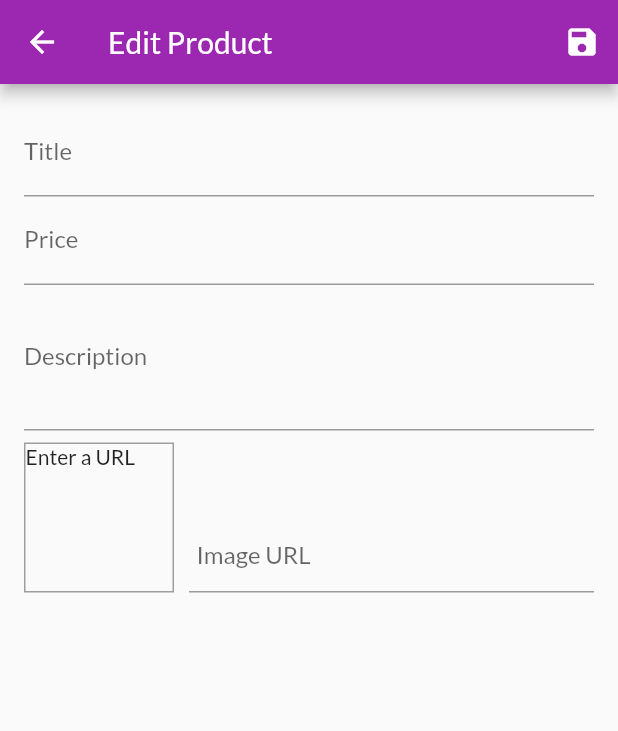
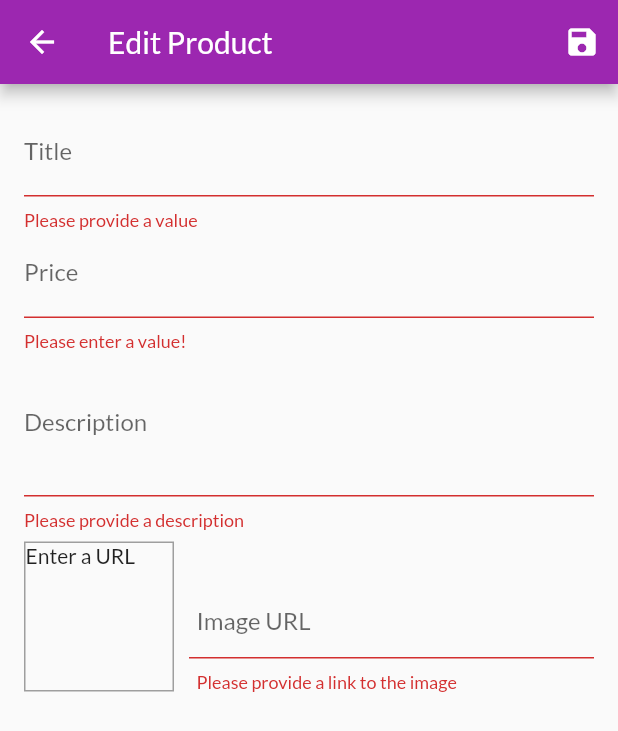
Before and after one commit to antosha-85/shop_flutter, a Flutter app: the EditProductScreen screen opened by its route, after a tap on the "save" icon, on a phone screen of 412 x 824 dp. Shown: the top 731 px of the screen. Run offline on Flutter 3.47's test engine with Material 2 defaults, Android fonts, the phone set to English and light mode, and no system bars; network calls fail.

Commit message:
Implemented validation for all the fields in the form

```diff
--- a/lib/screens/edit_product_screen.dart
+++ b/lib/screens/edit_product_screen.dart
@@ -36,11 +36,23 @@ class _EditProductScreenState extends State<EditProductScreen> {
 
   void _updateImageUrl() {
     if (!_imageUrlFocusNode.hasFocus) {
+      if (_imageUrlController.text.isEmpty ||
+          !_imageUrlController.text.startsWith('http') ||
+          !_imageUrlController.text.startsWith('https') ||
+          !_imageUrlController.text.endsWith('.png') ||
+          !_imageUrlController.text.endsWith('.jpg') ||
+          !_imageUrlController.text.endsWith('.jpeg')) {
+        return;
+      }
       setState(() {});
     }
   }
 
   void _saveForm() {
+    final isValid = _form.currentState.validate();
+    if (!isValid) {
+      return;
+    }
     _form.currentState.save();
     print(_editedProduct.title);
     print(_editedProduct.description);
@@ -63,7 +75,9 @@ class _EditProductScreenState extends State<EditProductScreen> {
           child: ListView(
             children: [
               TextFormField(
-                decoration: InputDecoration(labelText: 'Title'),
+                decoration: InputDecoration(
+                  labelText: 'Title',
+                ),
                 textInputAction: TextInputAction.next,
                 onFieldSubmitted: (_) {
                   FocusScope.of(context).requestFocus(_priceFocusNode);
@@ -75,6 +89,12 @@ class _EditProductScreenState extends State<EditProductScreen> {
                       description: _editedProduct.description,
                       imageUrl: _editedProduct.imageUrl,
                       id: null);
+                },
+                validator: (value) {
+                  if (value.isEmpty) {
+                    return 'Please provide a value';
+                  }
+                  return null;
                 },
               ),
               TextFormField(
@@ -93,6 +113,18 @@ class _EditProductScreenState extends State<EditProductScreen> {
                       imageUrl: _editedProduct.imageUrl,
                       id: null);
                 },
+                validator: (value) {
+                  if (value.isEmpty) {
+                    return 'Please enter a value!';
+                  }
+                  if (double.tryParse(value) == null) {
+                    return 'Please enter a valid number!';
+                  }
+                  if (double.parse(value) <= 0) {
+                    return 'Please enter a positive number!';
+                  }
+                  return null;
+                },
               ),
               TextFormField(
                 decoration: InputDecoration(labelText: 'Description'),
@@ -106,6 +138,16 @@ class _EditProductScreenState extends State<EditProductScreen> {
                       description: value,
                       imageUrl: _editedProduct.imageUrl,
                       id: null);
+                },
+                validator: (value) {
+                  if (value.isEmpty) {
+                    return 'Please provide a description';
+                  }
+                  if (value.length > 10) {
+                    return null;
+                  } else {
+                    return 'Please enter at least 10 characters';
+                  }
                 },
               ),
               Row(
@@ -141,6 +183,19 @@ class _EditProductScreenState extends State<EditProductScreen> {
                             imageUrl: value,
                             id: null);
                       },
+                      validator: (value) {
+                        if (value.isEmpty) {
+                          return 'Please provide a link to the image';
+                        }
+                        if (!value.startsWith('http') ||
+                            !value.startsWith('https') ||
+                            !value.endsWith('.png') ||
+                            !value.endsWith('.jpg') ||
+                            !value.endsWith('.jpeg')) {
+                          return 'Please enter a valid link to the image';
+                        }
+                        return null;
+                      },
                       onFieldSubmitted: (_) => _saveForm(),
                     ),
                   )
```
